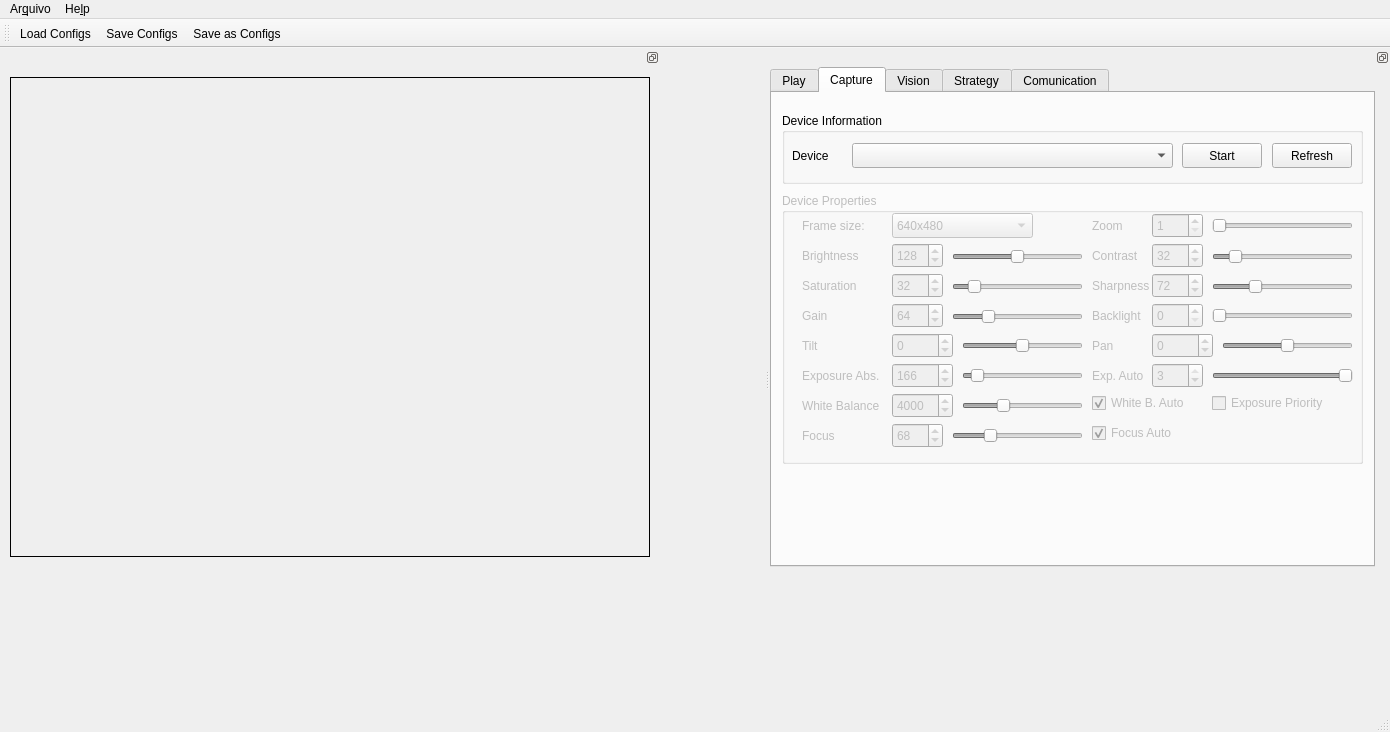
This is interface/mainwindow.ui in PEQUI-MEC/PY-VSSS-INF as Qt 5 draws it before an edit. The edited form follows.
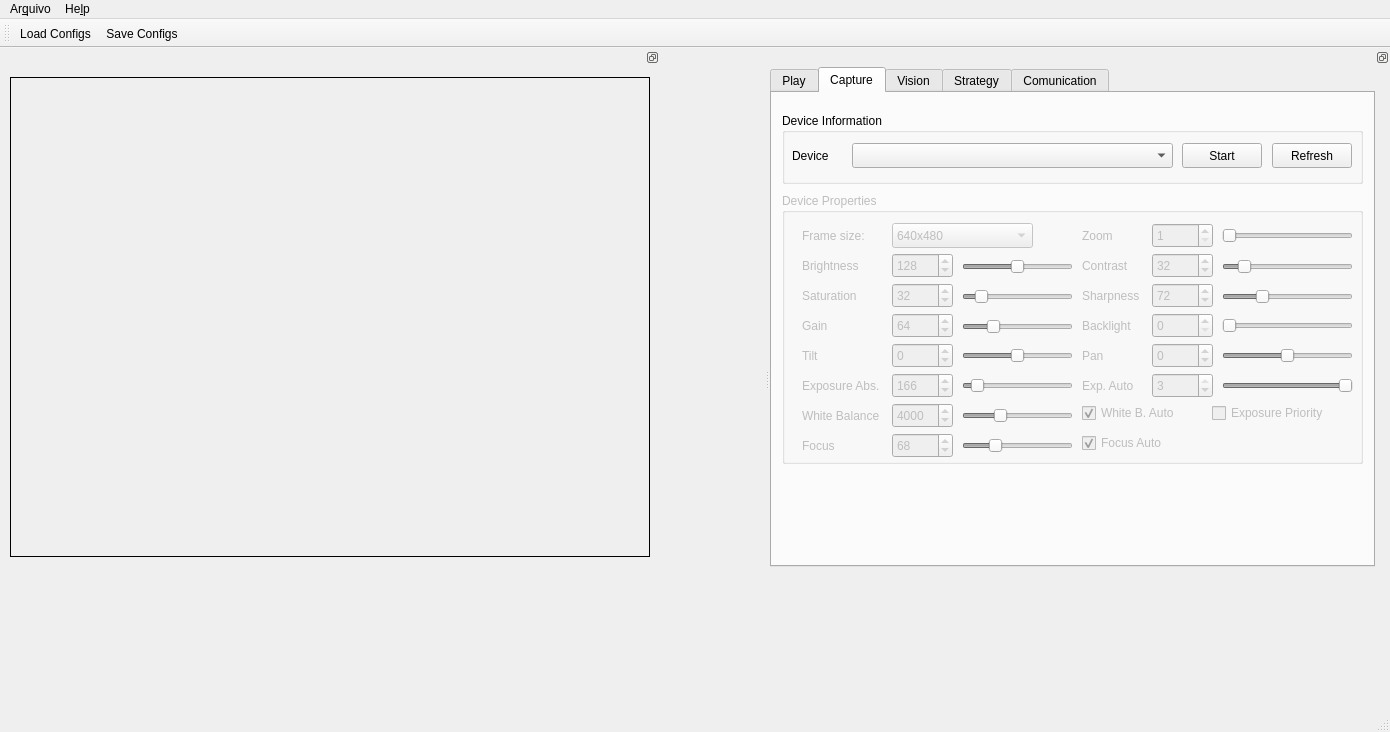
This is the edited form. The open tabs and pages were chosen to show the change. Icons and pictures are not drawn.

Commit message: Faz as modificações requisitadas

What changed in the file:
```diff
--- a/interface/mainwindow.ui
+++ b/interface/mainwindow.ui
@@ -86,7 +86,6 @@
    </attribute>
    <addaction name="actionLoadConfigs"/>
    <addaction name="actionSaveConfigs"/>
-   <addaction name="actionSaveasConfigs"/>
   </widget>
   <widget class="QDockWidget" name="dockWidgetVideoView">
    <property name="enabled">
@@ -1642,8 +1641,8 @@
         <property name="geometry">
          <rect>
           <x>110</x>
-          <y>80</y>
-          <width>51</width>
+          <y>90</y>
+          <width>61</width>
           <height>25</height>
          </rect>
         </property>
@@ -1672,9 +1671,9 @@
        <widget class="QSlider" name="horizontalSliderCaptureDevicePropertiesSaturation">
         <property name="geometry">
          <rect>
-          <x>170</x>
-          <y>81</y>
-          <width>131</width>
+          <x>180</x>
+          <y>91</y>
+          <width>111</width>
           <height>25</height>
          </rect>
         </property>
@@ -1707,7 +1706,7 @@
         <property name="geometry">
          <rect>
           <x>20</x>
-          <y>80</y>
+          <y>90</y>
           <width>81</width>
           <height>25</height>
          </rect>
@@ -1731,9 +1730,9 @@
        <widget class="QSlider" name="horizontalSliderCaptureDevicePropertiesSharpness">
         <property name="geometry">
          <rect>
-          <x>430</x>
-          <y>81</y>
-          <width>141</width>
+          <x>440</x>
+          <y>91</y>
+          <width>131</width>
           <height>25</height>
          </rect>
         </property>
@@ -1766,7 +1765,7 @@
         <property name="geometry">
          <rect>
           <x>110</x>
-          <y>170</y>
+          <y>180</y>
           <width>61</width>
           <height>25</height>
          </rect>
@@ -1797,7 +1796,7 @@
         <property name="geometry">
          <rect>
           <x>110</x>
-          <y>20</y>
+          <y>30</y>
           <width>141</width>
           <height>25</height>
          </rect>
@@ -1823,8 +1822,8 @@
        <widget class="QLabel" name="labelCaptureDevicePropertiesContrast">
         <property name="geometry">
          <rect>
-          <x>310</x>
-          <y>50</y>
+          <x>300</x>
+          <y>60</y>
           <width>61</width>
           <height>25</height>
          </rect>
@@ -1849,8 +1848,8 @@
         <property name="geometry">
          <rect>
           <x>370</x>
-          <y>50</y>
-          <width>51</width>
+          <y>60</y>
+          <width>61</width>
           <height>25</height>
          </rect>
         </property>
@@ -1880,8 +1879,8 @@
         <property name="geometry">
          <rect>
           <x>110</x>
-          <y>110</y>
-          <width>51</width>
+          <y>120</y>
+          <width>61</width>
           <height>25</height>
          </rect>
         </property>
@@ -1911,7 +1910,7 @@
         <property name="geometry">
          <rect>
           <x>20</x>
-          <y>50</y>
+          <y>60</y>
           <width>81</width>
           <height>25</height>
          </rect>
@@ -1935,9 +1934,9 @@
        <widget class="QSlider" name="horizontalSliderCaptureDevicePropertiesBrightness">
         <property name="geometry">
          <rect>
-          <x>170</x>
-          <y>51</y>
-          <width>131</width>
+          <x>180</x>
+          <y>61</y>
+          <width>111</width>
           <height>25</height>
          </rect>
         </property>
@@ -1979,7 +1978,7 @@
         <property name="geometry">
          <rect>
           <x>20</x>
-          <y>110</y>
+          <y>120</y>
           <width>81</width>
           <height>25</height>
          </rect>
@@ -2003,8 +2002,8 @@
        <widget class="QLabel" name="labelCaptureDevicePropertiesSharpness">
         <property name="geometry">
          <rect>
-          <x>310</x>
-          <y>80</y>
+          <x>300</x>
+          <y>90</y>
           <width>61</width>
           <height>25</height>
          </rect>
@@ -2029,8 +2028,8 @@
         <property name="geometry">
          <rect>
           <x>370</x>
-          <y>80</y>
-          <width>51</width>
+          <y>90</y>
+          <width>61</width>
           <height>25</height>
          </rect>
         </property>
@@ -2060,8 +2059,8 @@
         <property name="geometry">
          <rect>
           <x>110</x>
-          <y>50</y>
-          <width>51</width>
+          <y>60</y>
+          <width>61</width>
           <height>25</height>
          </rect>
         </property>
@@ -2094,7 +2093,7 @@
         <property name="geometry">
          <rect>
           <x>20</x>
-          <y>170</y>
+          <y>180</y>
           <width>91</width>
           <height>25</height>
          </rect>
@@ -2118,9 +2117,9 @@
        <widget class="QSlider" name="horizontalSliderCaptureDevicePropertiesGain">
         <property name="geometry">
          <rect>
-          <x>170</x>
-          <y>111</y>
-          <width>131</width>
+          <x>180</x>
+          <y>121</y>
+          <width>111</width>
           <height>25</height>
          </rect>
         </property>
@@ -2153,7 +2152,7 @@
         <property name="geometry">
          <rect>
           <x>20</x>
-          <y>20</y>
+          <y>30</y>
           <width>81</width>
           <height>25</height>
          </rect>
@@ -2178,8 +2177,8 @@
         <property name="geometry">
          <rect>
           <x>180</x>
-          <y>170</y>
-          <width>121</width>
+          <y>180</y>
+          <width>111</width>
           <height>25</height>
          </rect>
         </property>
@@ -2211,9 +2210,9 @@
        <widget class="QSlider" name="horizontalSliderCaptureDevicePropertiesContrast">
         <property name="geometry">
          <rect>
-          <x>430</x>
-          <y>51</y>
-          <width>141</width>
+          <x>440</x>
+          <y>61</y>
+          <width>131</width>
           <height>25</height>
          </rect>
         </property>
@@ -2245,9 +2244,9 @@
        <widget class="QSlider" name="horizontalSliderCaptureDevicePropertiesBacklight">
         <property name="geometry">
          <rect>
-          <x>430</x>
-          <y>110</y>
-          <width>141</width>
+          <x>440</x>
+          <y>120</y>
+          <width>131</width>
           <height>25</height>
          </rect>
         </property>
@@ -2280,7 +2279,7 @@
         <property name="geometry">
          <rect>
           <x>110</x>
-          <y>140</y>
+          <y>150</y>
           <width>61</width>
           <height>25</height>
          </rect>
@@ -2317,7 +2316,7 @@
         <property name="geometry">
          <rect>
           <x>20</x>
-          <y>140</y>
+          <y>150</y>
           <width>81</width>
           <height>25</height>
          </rect>
@@ -2342,8 +2341,8 @@
         <property name="geometry">
          <rect>
           <x>370</x>
-          <y>110</y>
-          <width>51</width>
+          <y>120</y>
+          <width>61</width>
           <height>25</height>
          </rect>
         </property>
@@ -2373,8 +2372,8 @@
         <property name="geometry">
          <rect>
           <x>180</x>
-          <y>140</y>
-          <width>121</width>
+          <y>150</y>
+          <width>111</width>
           <height>25</height>
          </rect>
         </property>
@@ -2409,8 +2408,8 @@
        <widget class="QLabel" name="labelCaptureDevicePropertiesBacklight">
         <property name="geometry">
          <rect>
-          <x>310</x>
-          <y>110</y>
+          <x>300</x>
+          <y>120</y>
           <width>61</width>
           <height>25</height>
          </rect>
@@ -2435,7 +2434,7 @@
         <property name="geometry">
          <rect>
           <x>440</x>
-          <y>140</y>
+          <y>150</y>
           <width>131</width>
           <height>25</height>
          </rect>
@@ -2471,8 +2470,8 @@
        <widget class="QLabel" name="labelCaptureDevicePropertiesPan">
         <property name="geometry">
          <rect>
-          <x>310</x>
-          <y>140</y>
+          <x>300</x>
+          <y>150</y>
           <width>51</width>
           <height>25</height>
          </rect>
@@ -2497,7 +2496,7 @@
         <property name="geometry">
          <rect>
           <x>370</x>
-          <y>140</y>
+          <y>150</y>
           <width>61</width>
           <height>25</height>
          </rect>
@@ -2533,9 +2532,9 @@
        <widget class="QSlider" name="horizontalSliderCaptureDevicePropertiesFocus">
         <property name="geometry">
          <rect>
-          <x>170</x>
-          <y>230</y>
-          <width>131</width>
+          <x>180</x>
+          <y>240</y>
+          <width>111</width>
           <height>25</height>
          </rect>
         </property>
@@ -2574,8 +2573,8 @@
         <property name="geometry">
          <rect>
           <x>110</x>
-          <y>230</y>
-          <width>51</width>
+          <y>240</y>
+          <width>61</width>
           <height>25</height>
          </rect>
         </property>
@@ -2608,7 +2607,7 @@
         <property name="geometry">
          <rect>
           <x>20</x>
-          <y>230</y>
+          <y>240</y>
           <width>91</width>
           <height>25</height>
          </rect>
@@ -2632,8 +2631,8 @@
        <widget class="QCheckBox" name="checkBoxCaptureDevicePropertiesFocusAuto">
         <property name="geometry">
          <rect>
-          <x>310</x>
-          <y>230</y>
+          <x>300</x>
+          <y>240</y>
           <width>111</width>
           <height>20</height>
          </rect>
@@ -2654,9 +2653,9 @@
        <widget class="QSlider" name="horizontalSliderCaptureDevicePropertiesExposureAuto">
         <property name="geometry">
          <rect>
-          <x>430</x>
-          <y>170</y>
-          <width>141</width>
+          <x>440</x>
+          <y>180</y>
+          <width>131</width>
           <height>25</height>
          </rect>
         </property>
@@ -2692,8 +2691,8 @@
         <property name="geometry">
          <rect>
           <x>370</x>
-          <y>170</y>
-          <width>51</width>
+          <y>180</y>
+          <width>61</width>
           <height>25</height>
          </rect>
         </property>
@@ -2722,8 +2721,8 @@
        <widget class="QLabel" name="labelCaptureDevicePropertiesExposureAuto">
         <property name="geometry">
          <rect>
-          <x>310</x>
-          <y>170</y>
+          <x>300</x>
+          <y>180</y>
           <width>61</width>
           <height>25</height>
          </rect>
@@ -2747,8 +2746,8 @@
        <widget class="QLabel" name="labelCaptureDevicePropertiesZoom">
         <property name="geometry">
          <rect>
-          <x>310</x>
-          <y>20</y>
+          <x>300</x>
+          <y>30</y>
           <width>51</width>
           <height>25</height>
          </rect>
@@ -2772,9 +2771,9 @@
        <widget class="QSlider" name="horizontalSliderCaptureDevicePropertiesZoom">
         <property name="geometry">
          <rect>
-          <x>430</x>
-          <y>20</y>
-          <width>141</width>
+          <x>440</x>
+          <y>30</y>
+          <width>131</width>
           <height>25</height>
          </rect>
         </property>
@@ -2807,8 +2806,8 @@
         <property name="geometry">
          <rect>
           <x>370</x>
-          <y>20</y>
-          <width>51</width>
+          <y>30</y>
+          <width>61</width>
           <height>25</height>
          </rect>
         </property>
@@ -2838,7 +2837,7 @@
         <property name="geometry">
          <rect>
           <x>430</x>
-          <y>200</y>
+          <y>210</y>
           <width>141</width>
           <height>20</height>
          </rect>
@@ -2851,8 +2850,8 @@
         <property name="geometry">
          <rect>
           <x>180</x>
-          <y>200</y>
-          <width>121</width>
+          <y>210</y>
+          <width>111</width>
           <height>25</height>
          </rect>
         </property>
@@ -2885,7 +2884,7 @@
         <property name="geometry">
          <rect>
           <x>110</x>
-          <y>200</y>
+          <y>210</y>
           <width>61</width>
           <height>25</height>
          </rect>
@@ -2916,7 +2915,7 @@
         <property name="geometry">
          <rect>
           <x>20</x>
-          <y>200</y>
+          <y>210</y>
           <width>91</width>
           <height>25</height>
          </rect>
@@ -2940,8 +2939,8 @@
        <widget class="QCheckBox" name="checkBoxCaptureDevicePropertiesWhiteBalanceAuto">
         <property name="geometry">
          <rect>
-          <x>310</x>
-          <y>200</y>
+          <x>300</x>
+          <y>210</y>
           <width>111</width>
           <height>20</height>
          </rect>
```
Left out of the diff: 307 changed lines with no effect on the pictures. Lines whose indentation alone changed are shown as unchanged.
